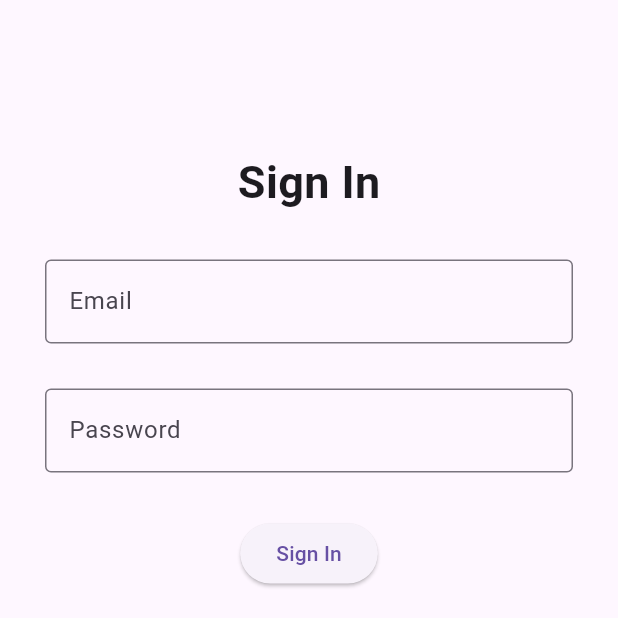
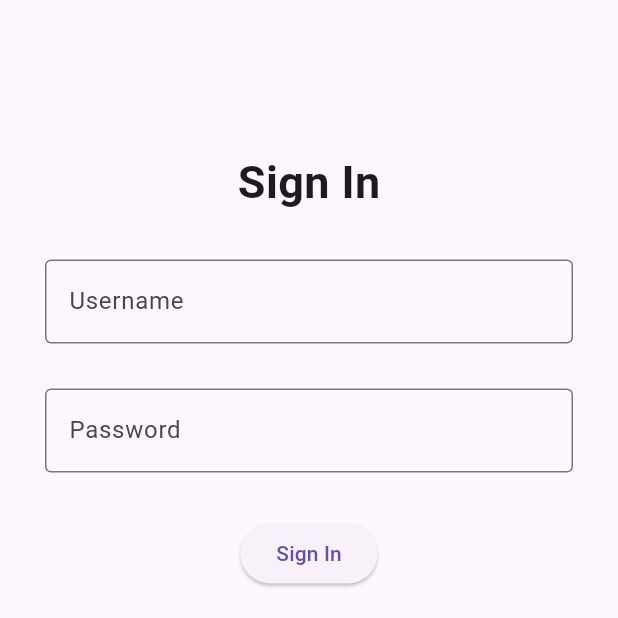
Before and after one commit to sigmund-baybay/cmsc23-final, a Flutter app: the screen it shows after launch, on a phone screen of 412 x 824 dp, the top half of it. Run offline on Flutter 3.47's test engine with Material 3 defaults, Android fonts, the phone set to English and light mode, and no system bars; our stand-ins replace cloud_firestore, firebase_auth, firebase_core, image_picker; accounts and stored records are empty.

Commit message:
chore: fixed signin - takes in username instead of email / adjusted signup database implementation

```diff
--- a/lib/api/firebase_auth_api.dart
+++ b/lib/api/firebase_auth_api.dart
@@ -15,7 +15,19 @@ class FirebaseAuthAPI {
 
   Future<String> signIn(String username, String password) async {
     try {
-      await auth.signInWithEmailAndPassword(email: username, password: password);
+      final QuerySnapshot result = await db
+      .collection("users")
+      .where('username', isEqualTo: username)
+      .get();
+
+      if (result.docs.isEmpty) {
+        return "Username not found";
+      }
+
+      var data = result.docs.first.data() as Map;
+      var email = data["email"];
+
+      await auth.signInWithEmailAndPassword(email: email, password: password);
       return "Successfully signed in!";
     } on FirebaseAuthException catch(e) {
       return "Failed at error: ${e.code}";
@@ -25,7 +37,8 @@ class FirebaseAuthAPI {
   Future<String> signUp(String email, String password, String name, String username, List<String> contactNumbers) async {
     try {
       await auth.createUserWithEmailAndPassword(email: email, password: password);
-      await db.collection("users").add({"email": email, "name": name, "username": username, "contactNumbers": contactNumbers});
+      String uid = auth.currentUser!.uid;
+      await db.collection("users").doc(uid).set({"email": email, "name": name, "username": username, "contactNumbers": contactNumbers});
       return "Successfully created account!";
     } on FirebaseAuthException catch(e) {
       return "Failed at error: ${e.code}";
@@ -36,9 +49,4 @@ class FirebaseAuthAPI {
     await auth.signOut();
   }
 
-  Future<String> getEmail(String username) async {
-    return "";
-
-  }
-
 }
--- a/lib/api/firebase_slambook_api.dart
+++ b/lib/api/firebase_slambook_api.dart
@@ -1,12 +1,15 @@
 // API is for backend and database operations
 
 import 'package:cloud_firestore/cloud_firestore.dart';
+import 'package:firebase_auth/firebase_auth.dart';
 
 class FirebaseSlambookAPI {
   final FirebaseFirestore db = FirebaseFirestore.instance;
+  final FirebaseAuth auth = FirebaseAuth.instance;
 
   Stream<QuerySnapshot> getAllFriends() {
-    return db.collection("friendsList").snapshots();
+    String uid = auth.currentUser!.uid;
+    return db.collection("friendsList").where("uid", isEqualTo: uid).snapshots();
   }
 
   Future<String> addFriend(Map<String, dynamic> friend) async {
--- a/lib/screens/signin_page.dart
+++ b/lib/screens/signin_page.dart
@@ -13,7 +13,7 @@ class SignInPage extends StatefulWidget {
 
 class _SignInPageState extends State<SignInPage> {
   final _formKey = GlobalKey<FormState>();
-  String? email;
+  String? username;
   String? password;
   bool showSignInErrorMessage = false;
 
@@ -54,12 +54,12 @@ class _SignInPageState extends State<SignInPage> {
         child: TextFormField(
           decoration: const InputDecoration(
               border: OutlineInputBorder(),
-              label: Text("Email"),
-              hintText: "example@gmail.com"),
-          onSaved: (value) => setState(() => email = value),
+              label: Text("Username"),
+              hintText: "username"),
+          onSaved: (value) => setState(() => username = value),
           validator: (value) {
             if (value == null || value.isEmpty) {
-              return "Please enter your email";
+              return "Please enter your username";
             }
             return null;
           },
@@ -87,7 +87,7 @@ class _SignInPageState extends State<SignInPage> {
   Widget get signInErrorMessage => const Padding(
         padding: EdgeInsets.only(bottom: 30),
         child: Text(
-          "Invalid email or password",
+          "Invalid username or password",
           style: TextStyle(color: Colors.red),
         ),
       );
@@ -99,7 +99,7 @@ class _SignInPageState extends State<SignInPage> {
           String? message = await context
               .read<UserAuthProvider>()
               .authService
-              .signIn(email!, password!);
+              .signIn(username!, password!);
 
           print(message);
           print(showSignInErrorMessage);
```
Also changed, not shown: 1 other file.
